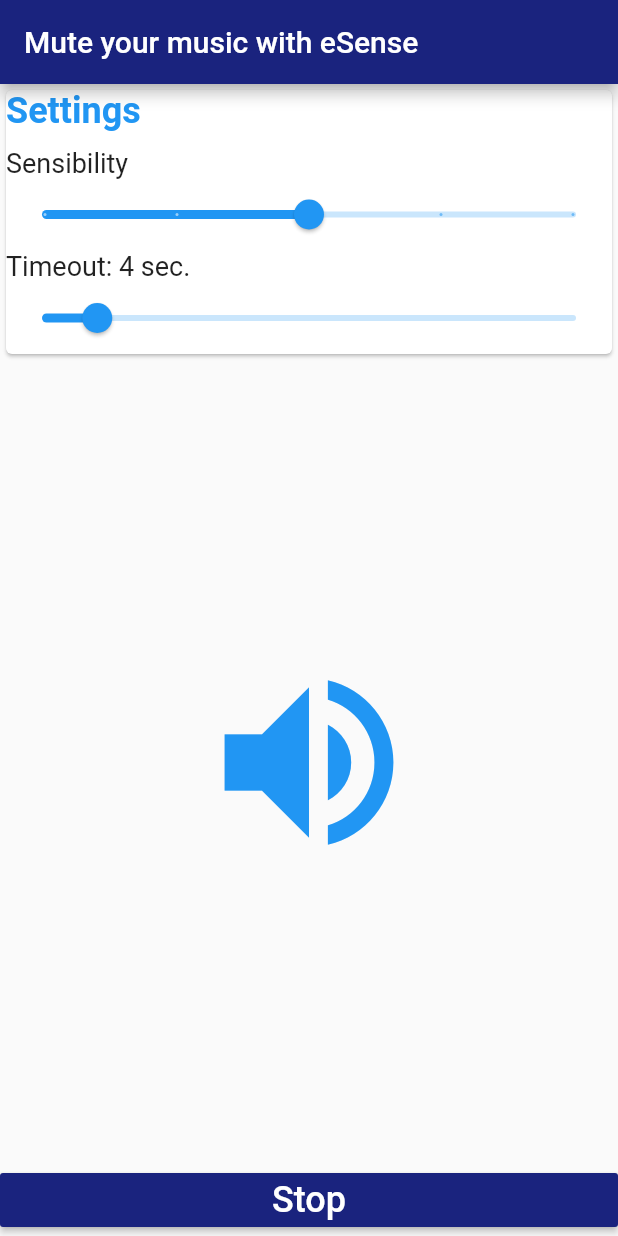
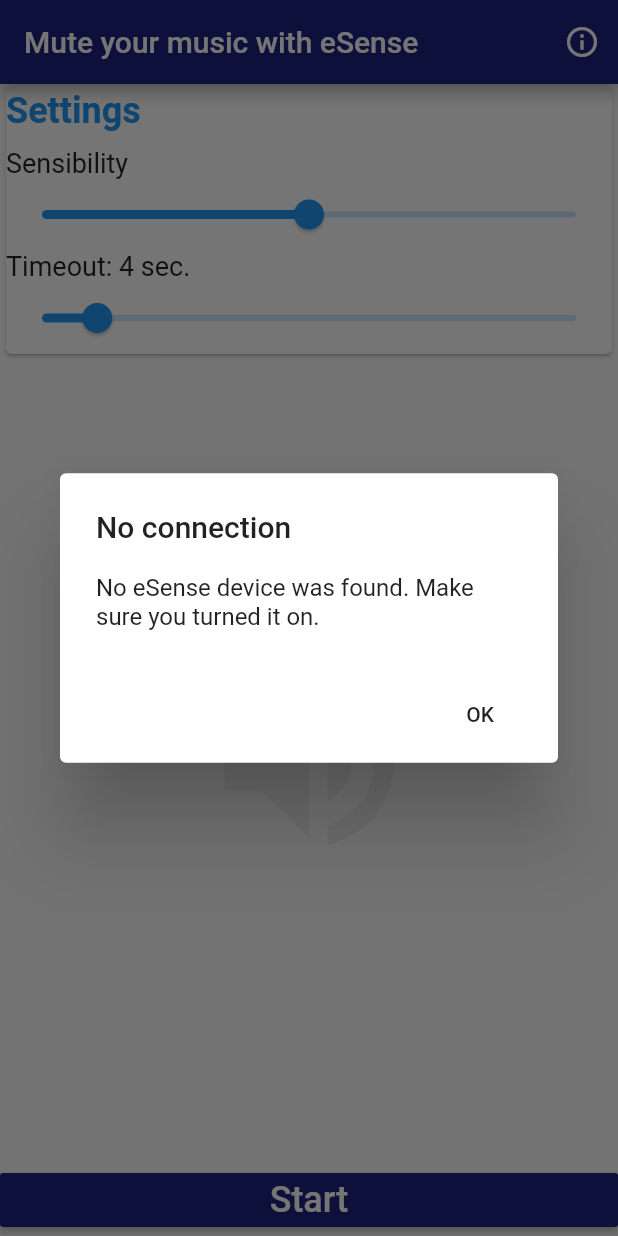
Before and after one commit to alinavalta/MobileComputing, a Flutter app: the screen it shows after launch, after a tap on "Start", on a phone screen of 412 x 824 dp. Run offline on Flutter 3.47's test engine with Material 2 defaults, Android fonts, the phone set to English and light mode, and no system bars; our stand-ins replace flutter_blue; missing offline and left inert: volume.

Commit message:
Version für die Prüfung

```diff
--- a/lib/main.dart
+++ b/lib/main.dart
@@ -3,24 +3,12 @@ import 'dart:typed_data';
 import 'package:flutter/material.dart';
 import 'package:volume/volume.dart';
 import 'package:flutter_blue/flutter_blue.dart';
-import 'package:workmanager/workmanager.dart';
 
 const backgroundTask = "listenForData";
 
-void callbackDispatcher() {
-  Workmanager.executeTask((task, inputData) {
-    if(task == backgroundTask) {
 
-    }
-  });
-}
 
 void main() {
-  Workmanager.initialize(
-      callbackDispatcher, // The top level function, aka callbackDispatcher
-      isInDebugMode: true // If enabled it will post a notification whenever the task is running. Handy for debugging tasks
-  );
-  Workmanager.registerOneOffTask("1", backgroundTask); //Android only (see below)
   runApp(MyApp());
 }
 
@@ -80,37 +68,54 @@ class _MyHomePageState extends State<MyHomePage> {
   BluetoothCharacteristic startStop;
   BluetoothDevice device;
   var dataList = new List<int>();
+  bool isConnection = false;
 
   void _incrementCounter() {
      flutterBlue = FlutterBlue.instance;
     setState((){
+      isConnection = true;
       if(bluetoothRunning) {
         onStop();
       } else {
         bluetoothRunning = true;
+        flutterBlue.isOn.then((isOn) {
+          if(isOn) {
             flutterBlue.scan(timeout: Duration(seconds: 4))
-            .listen((onScanResult));
+                .listen((onScanResult)).onDone(() {
+                  if(device == null) {
+                    _noESenseDetected("No eSense device was found. Make sure you turned it on.");
+                  }
+            });
+          } else {
+            _noESenseDetected("Your bluetooth is off please turn it on and try again.");
+          }
+        });
+
       }
     });
   }
 
-  Future<void> _noESenseDetected() async {
+  Future<void> _noESenseDetected(String msg) async {
+    setState(() {
+      bluetoothRunning = false;
+      isConnection = false;
+    });
     return showDialog<void>(
       context: context,
       barrierDismissible: true, // user must tap button!
       builder: (BuildContext context) {
         return AlertDialog(
-          title: Text('No eSense Device Found'),
+          title: Text('No connection'),
           content: SingleChildScrollView(
             child: ListBody(
               children: <Widget>[
-                Text('No eSense bluetooth device was found. Make sure to turn on your headphones and click start again.'),
+                Text(msg),
               ],
             ),
           ),
           actions: <Widget>[
             FlatButton(
-              child: Text('Got it'),
+              child: Text('OK'),
               onPressed: () {
                 Navigator.of(context).pop();
               },
@@ -125,14 +130,17 @@ class _MyHomePageState extends State<MyHomePage> {
     if(device == null) {
       setState(() {
         bluetoothRunning = false;
+        isConnection = false;
       });
       return;
     }
+    flutterBlue.stopScan();
     await startStop.write([0x53, 0x16, 0x02, 0x00, 0x14]);
     motionSenor.setNotifyValue(false);
     device.disconnect().whenComplete((){
       setState((){
         bluetoothRunning = false;
+        isConnection = false;
       });
       startStop = null;
       motionSenor = null;
@@ -187,15 +195,6 @@ class _MyHomePageState extends State<MyHomePage> {
     } else {
       print("Notification already enabled");
     }
-
-    /**
-    imuChar.descriptors.forEach((des) async {
-      if(des.uuid.toString().contains("2902")) { //Notification
-        des.
-        //await des.write([1]);
-        print("Notification Enabled");
-      }
-    });**/
   }
 
   Future<void> startSampling (BluetoothCharacteristic startStop) async {
@@ -212,6 +211,9 @@ class _MyHomePageState extends State<MyHomePage> {
       dataList.add((yGyro));
       print("$yGyro" );
       if(dataList.length > 20) {
+        setState(() {
+          isConnection = false;
+        });
         processData(dataList.getRange(dataList.length - 20, dataList.length - 1));
       }
     }
@@ -230,7 +232,7 @@ class _MyHomePageState extends State<MyHomePage> {
     int sign = left ? 1 : -1;
     int countReset = 0;
     data.forEach((value){
-      if(value* sign > _thresholdValue) {
+      if(value* sign > 4500 - _thresholdValue) {
         count ++;
       }
       if(count >= countThreshold) {
@@ -255,6 +257,7 @@ class _MyHomePageState extends State<MyHomePage> {
 
     Volume.controlVolume(AudioManager.STREAM_MUSIC);
     _currentVol = await Volume.getVol;
+    if(_currentVol != 0) {
       Volume.setVol(0);
       new Timer(new Duration(seconds: _sliderValue.toInt()), () {
         Volume.setVol(_currentVol);
@@ -262,6 +265,39 @@ class _MyHomePageState extends State<MyHomePage> {
           timerIsRunning = false;
         });
       });
+    } else {
+      setState(() {
+        timerIsRunning = false;
+      });
+    }
+
+  }
+
+  Future<void> onInfo() async {
+    return showDialog<void>(
+      context: context,
+      barrierDismissible: true, // user must tap button!
+      builder: (BuildContext context) {
+        return AlertDialog(
+          title: Text('Information'),
+          content: SingleChildScrollView(
+            child: ListBody(
+              children: <Widget>[
+                Text("With this app you can mute your music by turning your head left or right. \nConnect your right (if you want to use a single earbud left) eSense earbud to your phone and click on start."),
+              ],
+            ),
+          ),
+          actions: <Widget>[
+            FlatButton(
+              child: Text('OK'),
+              onPressed: () {
+                Navigator.of(context).pop();
+              },
+            ),
+          ],
+        );
+      },
+    );
   }
 
   @override
@@ -297,6 +333,12 @@ class _MyHomePageState extends State<MyHomePage> {
         // the App.build method, and use it to set our appbar title.
         title: Text(widget.title),
         backgroundColor: Colors.indigo[900],
+        actions: <Widget>[
+          IconButton(
+            icon : Icon(Icons.info_outline),
+            onPressed: onInfo,
+          )
+        ],
       ),
       body: Center(
         // Center is a layout widget. It takes a single child and positions it
@@ -334,7 +376,6 @@ class _MyHomePageState extends State<MyHomePage> {
                     ),
                     Slider(
                       value: _thresholdValue,
-                      divisions: 4,
                       max: 4000,
                       min: 500,
                       onChanged: onThresholdChange,
@@ -355,11 +396,20 @@ class _MyHomePageState extends State<MyHomePage> {
             ),
             Spacer (
             ),
-            Icon(
+            Visibility(
+              child: CircularProgressIndicator(
+                value: null,
+                ),
+              visible: isConnection,
+            ),
+            Visibility(
+              child: Icon(
                 timerIsRunning ? Icons.volume_off : Icons.volume_up,
                 color: bluetoothRunning ? (timerIsRunning ? Colors.blue[200] : Colors.blue) : Colors.grey[200],
                 size: 150.0,
                 key: Key("icon"),
+              ),
+              visible: !isConnection,
             ),
             Spacer (
             ),
```
Also changed, not shown: 1 other file. Lines whose indentation alone changed are shown as unchanged.
